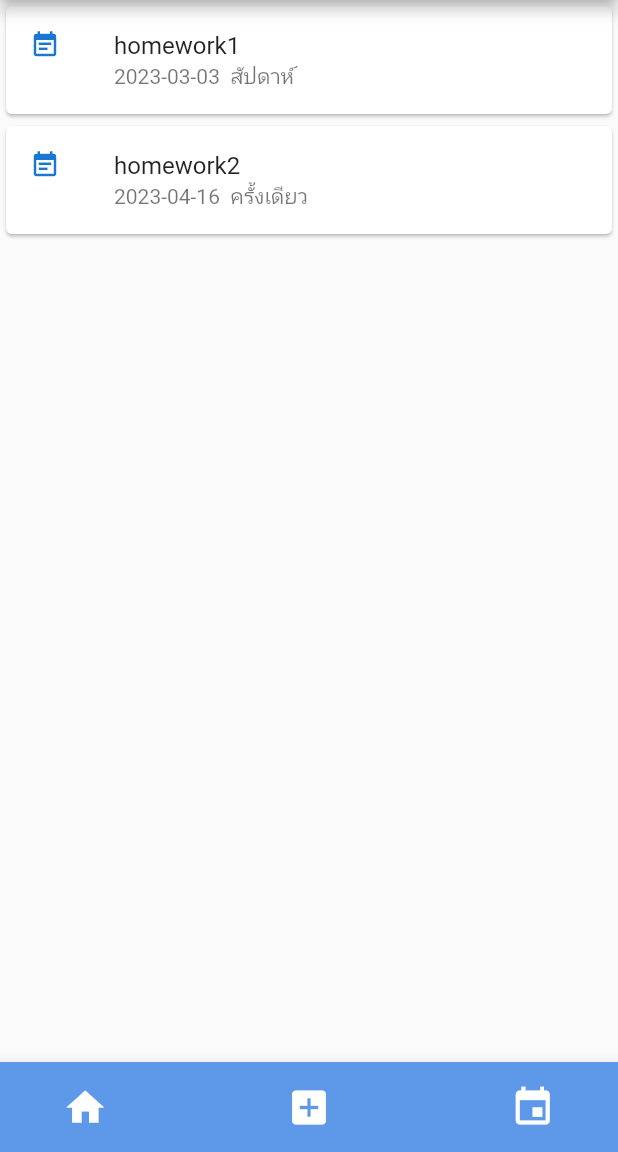
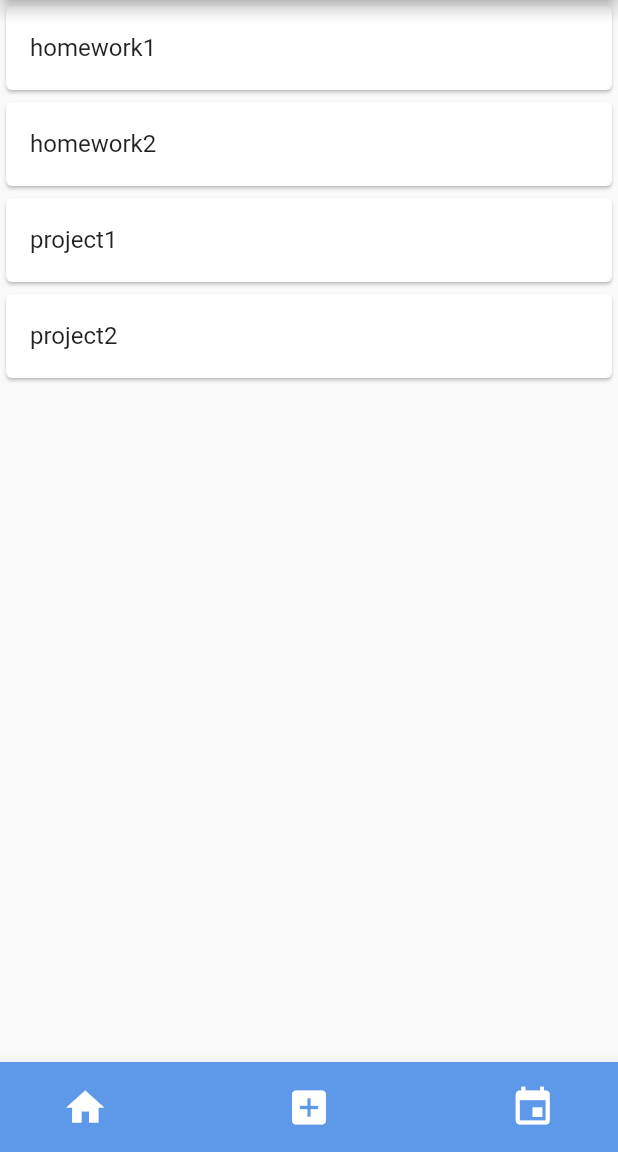
Before and after one commit to Kittiwat1999/note_life, a Flutter app: the screen it shows after launch, on a phone screen of 412 x 824 dp, the part 84-1236 px from its top. Run offline on Flutter 3.47's test engine with Material 2 defaults, Android fonts, the phone set to English and light mode, and no system bars; our stand-ins replace date_field, dropdown_button2, syncfusion_flutter_calendar; missing offline and left inert: bs_flutter_modal.

Commit message:
Show all list is True

```diff
--- a/lib/ListNotePage.dart
+++ b/lib/ListNotePage.dart
@@ -124,86 +124,118 @@ class ListNotePageState extends State<ListNotePage> {
         : Center(
             child: Container(
               child: ListView(
-                children: Note.allWork
-                    .map((e) => Card(
-                          child: ListTile(
-                            leading: Icon(
-                              Icons.event_note,
-                              color: Colors.blue.shade700,
-                              size: 20,
+                  children: Note.myList
+                      .map((e) => Container(
+                            child: Column(
+                              children: e.values
+                                  .map((valE) => Container(
+                                        child: Column(
+                                          children: valE
+                                              .map((unitWork) => Card(
+                                                    child: ListTile(
+                                                      title: Text(unitWork.keys
+                                                          .toString()
+                                                          .substring(
+                                                              1,
+                                                              unitWork.keys
+                                                                      .toString()
+                                                                      .length -
+                                                                  1)),
+                                                    ),
+                                                  ))
+                                              .toList(),
+                                        ),
+                                      ))
+                                  .toList(),
                             ),
-                            title: Text(e.keys
-                                .toString()
-                                .substring(1, e.keys.toString().length - 1)),
-                            subtitle: Text(
-                                e.values.toString().substring(2, 12) +
-                                    " " +
-                                    e.values.toString().substring(
-                                        20, e.values.toString().length - 2)),
-                            onTap: () => showDialog(
-                              context: context,
-                              builder: (context) => BsModal(
-                                context: context,
-                                dialog: BsModalDialog(
-                                  size: BsModalSize.sm,
-                                  crossAxisAlignment: CrossAxisAlignment.center,
-                                  child: BsModalContent(
-                                    decoration: BoxDecoration(
-                                      color: Colors.white,
-                                    ),
-                                    children: [
-                                      BsModalContainer(
-                                          title: Text(
-                                            '\"${e.keys.toString().substring(1, e.keys.toString().length - 1)}\" ชองคุณเสร็จแล้วหรือไม่',
-                                            style: TextStyle(
-                                                fontSize: 14,
-                                                fontWeight: FontWeight.normal),
-                                          ),
-                                          closeButton: true),
-                                      BsModalContainer(
-                                        mainAxisAlignment:
-                                            MainAxisAlignment.end,
-                                        actions: [
-                                          ElevatedButton(
-                                              onPressed: () {
-                                                Navigator.pop(context);
-                                              },
-                                              style: ElevatedButton.styleFrom(
-                                                backgroundColor: Colors.white,
-                                                elevation: 0.0,
-                                                shadowColor: Colors.transparent,
-                                              ),
-                                              child: Text(
-                                                "ไม่",
-                                                style: TextStyle(
-                                                    color: Colors.grey),
-                                              )),
-                                          ElevatedButton(
-                                              onPressed: () {
-                                                Navigator.pop(context);
-                                              },
-                                              style: ElevatedButton.styleFrom(
-                                                backgroundColor: Colors.white,
-                                                elevation: 0.0,
-                                                shadowColor: Colors.transparent,
-                                              ),
-                                              child: Text(
-                                                "เสร็จสิ้น",
-                                                style: TextStyle(
-                                                    color: Colors.blue),
-                                              ))
-                                        ],
-                                      )
-                                    ],
-                                  ),
-                                ),
-                              ),
-                            ),
-                          ),
-                        ))
-                    .toList(),
-              ),
+                          ))
+                      .toList()),
             ),
           );
   }
 }
+
+        // : Center(
+        //     child: Container(
+        //       child: ListView(
+        //         children: Note.allWork
+        //             .map((e) => Card(
+        //                   child: ListTile(
+        //                     leading: Icon(
+        //                       Icons.event_note,
+        //                       color: Colors.blue.shade700,
+        //                       size: 20,
+        //                     ),
+        //                     title: Text(e.keys
+        //                         .toString()
+        //                         .substring(1, e.keys.toString().length - 1)),
+        //                     subtitle: Text(
+        //                         e.values.toString().substring(2, 12) +
+        //                             " " +
+        //                             e.values.toString().substring(
+        //                                 20, e.values.toString().length - 2)),
+        //                     onTap: () => showDialog(
+        //                       context: context,
+        //                       builder: (context) => BsModal(
+        //                         context: context,
+        //                         dialog: BsModalDialog(
+        //                           size: BsModalSize.sm,
+        //                           crossAxisAlignment: CrossAxisAlignment.center,
+        //                           child: BsModalContent(
+        //                             decoration: BoxDecoration(
+        //                               color: Colors.white,
+        //                             ),
+        //                             children: [
+        //                               BsModalContainer(
+        //                                   title: Text(
+        //                                     '\"${e.keys.toString().substring(1, e.keys.toString().length - 1)}\" ชองคุณเสร็จแล้วหรือไม่',
+        //                                     style: TextStyle(
+        //                                         fontSize: 14,
+        //                                         fontWeight: FontWeight.normal),
+        //                                   ),
+        //                                   closeButton: true),
+        //                               BsModalContainer(
+        //                                 mainAxisAlignment:
+        //                                     MainAxisAlignment.end,
+        //                                 actions: [
+        //                                   ElevatedButton(
+        //                                       onPressed: () {
+        //                                         Navigator.pop(context);
+        //                                       },
+        //                                       style: ElevatedButton.styleFrom(
+        //                                         backgroundColor: Colors.white,
+        //                                         elevation: 0.0,
+        //                                         shadowColor: Colors.transparent,
+        //                                       ),
+        //                                       child: Text(
+        //                                         "ไม่",
+        //                                         style: TextStyle(
+        //                                             color: Colors.grey),
+        //                                       )),
+        //                                   ElevatedButton(
+        //                                       onPressed: () {
+        //                                         Navigator.pop(context);
+        //                                       },
+        //                                       style: ElevatedButton.styleFrom(
+        //                                         backgroundColor: Colors.white,
+        //                                         elevation: 0.0,
+        //                                         shadowColor: Colors.transparent,
+        //                                       ),
+        //                                       child: Text(
+        //                                         "เสร็จสิ้น",
+        //                                         style: TextStyle(
+        //                                             color: Colors.blue),
+        //                                       ))
+        //                                 ],
+        //                               )
+        //                             ],
+        //                           ),
+        //                         ),
+        //                       ),
+        //                     ),
+        //                   ),
+        //                 ))
+        //             .toList(),
+        //       ),
+        //     ),
+        //   );
--- a/lib/Note.dart
+++ b/lib/Note.dart
@@ -10,7 +10,16 @@ class Note {
         }
       ]
     },
-    {'project': []}
+    {
+      'project': [
+        {
+          'project1': ['2023-04-16', '19:50', 'ครั้งเดียว']
+        },
+        {
+          'project2': ['2023-04-16', '19:50', 'ครั้งเดียว']
+        }
+      ]
+    }
   ];
   static List<Map<String, List<String>>> allWork = [
     {
```
